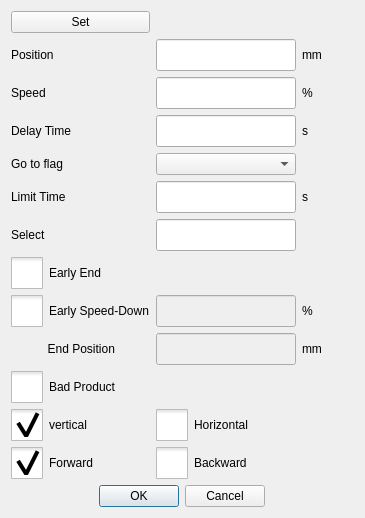
Old version of the form hcinstruction/icinstructmodifydialog.ui in the repository dongdong-2009/3-5AxisRobot.
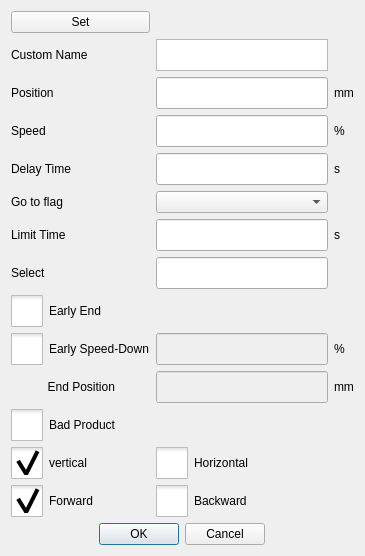
New version of the form. Icons and pictures are not drawn. Custom widgets are drawn as their Qt base class.

Diff of the .ui file:
```diff
--- a/hcinstruction/icinstructmodifydialog.ui
+++ b/hcinstruction/icinstructmodifydialog.ui
@@ -7,7 +7,7 @@
     <x>0</x>
     <y>0</y>
     <width>365</width>
-    <height>517</height>
+    <height>529</height>
    </rect>
   </property>
   <property name="windowTitle">
@@ -18,46 +18,15 @@
     <normaloff>:/resource/parameter.png</normaloff>:/resource/parameter.png</iconset>
   </property>
   <layout class="QGridLayout" name="gridLayout">
-   <item row="3" column="4">
-    <spacer name="horizontalSpacer">
-     <property name="orientation">
-      <enum>Qt::Horizontal</enum>
-     </property>
-     <property name="sizeHint" stdset="0">
-      <size>
-       <width>40</width>
-       <height>20</height>
-      </size>
-     </property>
-    </spacer>
-   </item>
-   <item row="3" column="0">
-    <widget class="QLabel" name="delayLabel">
-     <property name="sizePolicy">
-      <sizepolicy hsizetype="Fixed" vsizetype="Preferred">
-       <horstretch>0</horstretch>
-       <verstretch>0</verstretch>
-      </sizepolicy>
-     </property>
-     <property name="minimumSize">
-      <size>
-       <width>134</width>
-       <height>0</height>
-      </size>
-     </property>
-     <property name="maximumSize">
-      <size>
-       <width>155</width>
-       <height>16777215</height>
-      </size>
-     </property>
+   <item row="2" column="3">
+    <widget class="QLabel" name="mmLabel">
      <property name="text">
-      <string>Delay Time</string>
+      <string>mm</string>
      </property>
     </widget>
    </item>
-   <item row="2" column="1">
-    <widget class="ICLineEditWithVirtualNumericKeypad" name="speedEdit">
+   <item row="7" column="1">
+    <widget class="ICLineEditWithVirtualNumericKeypad" name="selectEdit">
      <property name="sizePolicy">
       <sizepolicy hsizetype="Preferred" vsizetype="Fixed">
        <horstretch>0</horstretch>
@@ -75,14 +44,43 @@
      </property>
     </widget>
    </item>
-   <item row="6" column="0">
-    <widget class="QLabel" name="selectLabel">
+   <item row="11" column="0">
+    <widget class="QCheckBox" name="badProductBox">
+     <property name="styleSheet">
+      <string notr="true">::indicator {
+     width: 32px;
+     height: 32px;
+ }
+
+::indicator:unchecked 
+{
+     image: url(:/resource/check_unchecked.png);
+ }
+::indicator:checked 
+{
+     image: url(:/resource/check_checked.png);
+ }
+
+QRadioButton::indicator:checked:disabled
+{
+ image: url(:/resource/check_checked_disable.png);
+}
+
+QRadioButton::indicator:unchecked:disabled
+{
+ image: url(:/resource/check_unchecked_disable.png);
+}
+
+
+
+</string>
+     </property>
      <property name="text">
-      <string>Select</string>
+      <string>Bad Product</string>
      </property>
     </widget>
    </item>
-   <item row="12" column="1">
+   <item row="13" column="1">
     <widget class="QCheckBox" name="backwardBox">
      <property name="sizePolicy">
       <sizepolicy hsizetype="Fixed" vsizetype="Fixed">
@@ -133,300 +131,31 @@
      </attribute>
     </widget>
    </item>
-   <item row="5" column="0">
-    <widget class="QLabel" name="limitLabel">
+   <item row="10" column="0">
+    <widget class="QLabel" name="label">
      <property name="sizePolicy">
-      <sizepolicy hsizetype="Fixed" vsizetype="Preferred">
+      <sizepolicy hsizetype="Minimum" vsizetype="Fixed">
        <horstretch>0</horstretch>
        <verstretch>0</verstretch>
       </sizepolicy>
      </property>
-     <property name="minimumSize">
-      <size>
-       <width>134</width>
-       <height>0</height>
-      </size>
+     <property name="layoutDirection">
+      <enum>Qt::RightToLeft</enum>
      </property>
-     <property name="maximumSize">
-      <size>
-       <width>155</width>
-       <height>16777215</height>
-      </size>
-     </property>
      <property name="text">
-      <string>Limit Time</string>
-     </property>
-    </widget>
-   </item>
-   <item row="9" column="1">
-    <widget class="ICLineEditWithVirtualNumericKeypad" name="earlyEndTimeEdit">
-     <property name="enabled">
-      <bool>false</bool>
-     </property>
-     <property name="sizePolicy">
-      <sizepolicy hsizetype="Fixed" vsizetype="Fixed">
-       <horstretch>0</horstretch>
-       <verstretch>0</verstretch>
-      </sizepolicy>
-     </property>
-     <property name="minimumSize">
-      <size>
-       <width>140</width>
-       <height>32</height>
-      </size>
-     </property>
-     <property name="maximumSize">
-      <size>
-       <width>177</width>
-       <height>16777215</height>
-      </size>
-     </property>
-     <property name="text">
-      <string notr="true"/>
+      <string>           End Position</string>
      </property>
     </widget>
    </item>
    <item row="3" column="3">
-    <widget class="QLabel" name="delayUnitLabel">
-     <property name="text">
-      <string>s</string>
-     </property>
-    </widget>
-   </item>
-   <item row="2" column="0">
-    <widget class="QLabel" name="speedLabel">
-     <property name="text">
-      <string>Speed</string>
-     </property>
-    </widget>
-   </item>
-   <item row="9" column="3">
-    <widget class="QLabel" name="mmLabel_2">
-     <property name="text">
-      <string>mm</string>
-     </property>
-    </widget>
-   </item>
-   <item row="13" column="0" colspan="2">
-    <widget class="QDialogButtonBox" name="buttonBox">
-     <property name="sizePolicy">
-      <sizepolicy hsizetype="Preferred" vsizetype="Fixed">
-       <horstretch>0</horstretch>
-       <verstretch>0</verstretch>
-      </sizepolicy>
-     </property>
-     <property name="maximumSize">
-      <size>
-       <width>254</width>
-       <height>16777215</height>
-      </size>
-     </property>
-     <property name="orientation">
-      <enum>Qt::Horizontal</enum>
-     </property>
-     <property name="standardButtons">
-      <set>QDialogButtonBox::Cancel|QDialogButtonBox::Ok</set>
-     </property>
-    </widget>
-   </item>
-   <item row="8" column="3">
-    <widget class="QLabel" name="mmLabel_4">
-     <property name="text">
-      <string>%</string>
-     </property>
-    </widget>
-   </item>
-   <item row="12" column="0">
-    <widget class="QCheckBox" name="forwardBox">
-     <property name="sizePolicy">
-      <sizepolicy hsizetype="Fixed" vsizetype="Fixed">
-       <horstretch>0</horstretch>
-       <verstretch>0</verstretch>
-      </sizepolicy>
-     </property>
-     <property name="maximumSize">
-      <size>
-       <width>177</width>
-       <height>16777215</height>
-      </size>
-     </property>
-     <property name="layoutDirection">
-      <enum>Qt::LeftToRight</enum>
-     </property>
-     <property name="styleSheet">
-      <string notr="true">::indicator {
-     width: 32px;
-     height: 32px;
- }
-
-::indicator:unchecked 
-{
-     image: url(:/resource/check_unchecked.png);
- }
-::indicator:checked 
-{
-     image: url(:/resource/check_checked.png);
- }
-
-QRadioButton::indicator:checked:disabled
-{
- image: url(:/resource/check_checked_disable.png);
-}
-
-QRadioButton::indicator:unchecked:disabled
-{
- image: url(:/resource/check_unchecked_disable.png);
-}
-
-
-
-</string>
-     </property>
-     <property name="text">
-      <string>Forward</string>
-     </property>
-     <property name="checkable">
-      <bool>true</bool>
-     </property>
-     <property name="checked">
-      <bool>true</bool>
-     </property>
-     <attribute name="buttonGroup">
-      <string notr="true">buttonGroup_2</string>
-     </attribute>
-    </widget>
-   </item>
-   <item row="1" column="3">
-    <widget class="QLabel" name="mmLabel">
-     <property name="text">
-      <string>mm</string>
-     </property>
-    </widget>
-   </item>
-   <item row="6" column="1">
-    <widget class="ICLineEditWithVirtualNumericKeypad" name="selectEdit">
-     <property name="sizePolicy">
-      <sizepolicy hsizetype="Preferred" vsizetype="Fixed">
-       <horstretch>0</horstretch>
-       <verstretch>0</verstretch>
-      </sizepolicy>
-     </property>
-     <property name="minimumSize">
-      <size>
-       <width>0</width>
-       <height>32</height>
-      </size>
-     </property>
-     <property name="text">
-      <string notr="true"/>
-     </property>
-    </widget>
-   </item>
-   <item row="1" column="1">
-    <widget class="ICLineEditWithVirtualNumericKeypad" name="posEdit">
-     <property name="sizePolicy">
-      <sizepolicy hsizetype="Preferred" vsizetype="Fixed">
-       <horstretch>0</horstretch>
-       <verstretch>0</verstretch>
-      </sizepolicy>
-     </property>
-     <property name="minimumSize">
-      <size>
-       <width>0</width>
-       <height>32</height>
-      </size>
-     </property>
-     <property name="text">
-      <string notr="true"/>
-     </property>
-    </widget>
-   </item>
-   <item row="2" column="3">
     <widget class="QLabel" name="precentLabel">
      <property name="text">
       <string>%</string>
      </property>
     </widget>
    </item>
-   <item row="5" column="1">
-    <widget class="ICLineEditWithVirtualNumericKeypad" name="limitTimeEdit">
-     <property name="sizePolicy">
-      <sizepolicy hsizetype="Preferred" vsizetype="Fixed">
-       <horstretch>0</horstretch>
-       <verstretch>0</verstretch>
-      </sizepolicy>
-     </property>
-     <property name="minimumSize">
-      <size>
-       <width>0</width>
-       <height>32</height>
-      </size>
-     </property>
-     <property name="text">
-      <string notr="true"/>
-     </property>
-    </widget>
-   </item>
-   <item row="1" column="0">
-    <widget class="QLabel" name="positionLabel">
-     <property name="text">
-      <string>Position</string>
-     </property>
-    </widget>
-   </item>
-   <item row="11" column="1">
-    <widget class="QCheckBox" name="horizontalBox">
-     <property name="sizePolicy">
-      <sizepolicy hsizetype="Fixed" vsizetype="Fixed">
-       <horstretch>0</horstretch>
-       <verstretch>0</verstretch>
-      </sizepolicy>
-     </property>
-     <property name="maximumSize">
-      <size>
-       <width>177</width>
-       <height>16777215</height>
-      </size>
-     </property>
-     <property name="styleSheet">
-      <string notr="true">::indicator {
-     width: 32px;
-     height: 32px;
- }
-
-::indicator:unchecked 
-{
-     image: url(:/resource/check_unchecked.png);
- }
-::indicator:checked 
-{
-     image: url(:/resource/check_checked.png);
- }
-
-QRadioButton::indicator:checked:disabled
-{
- image: url(:/resource/check_checked_disable.png);
-}
-
-QRadioButton::indicator:unchecked:disabled
-{
- image: url(:/resource/check_unchecked_disable.png);
-}
-
-
-
-</string>
-     </property>
-     <property name="text">
-      <string>Horizontal</string>
-     </property>
-     <attribute name="buttonGroup">
-      <string notr="true">buttonGroup</string>
-     </attribute>
-    </widget>
-   </item>
    <item row="3" column="1">
-    <widget class="ICLineEditWithVirtualNumericKeypad" name="delayTimeEdit">
+    <widget class="ICLineEditWithVirtualNumericKeypad" name="speedEdit">
      <property name="sizePolicy">
       <sizepolicy hsizetype="Preferred" vsizetype="Fixed">
        <horstretch>0</horstretch>
@@ -444,39 +173,10 @@
      </property>
     </widget>
    </item>
-   <item row="10" column="0">
-    <widget class="QCheckBox" name="badProductBox">
-     <property name="styleSheet">
-      <string notr="true">::indicator {
-     width: 32px;
-     height: 32px;
- }
-
-::indicator:unchecked 
-{
-     image: url(:/resource/check_unchecked.png);
- }
-::indicator:checked 
-{
-     image: url(:/resource/check_checked.png);
- }
-
-QRadioButton::indicator:checked:disabled
-{
- image: url(:/resource/check_checked_disable.png);
-}
-
-QRadioButton::indicator:unchecked:disabled
-{
- image: url(:/resource/check_unchecked_disable.png);
-}
-
-
-
-</string>
-     </property>
+   <item row="9" column="3">
+    <widget class="QLabel" name="mmLabel_4">
      <property name="text">
-      <string>Bad Product</string>
+      <string>%</string>
      </property>
     </widget>
    </item>
@@ -493,7 +193,89 @@
      </property>
     </widget>
    </item>
-   <item row="7" column="0">
+   <item row="2" column="1">
+    <widget class="ICLineEditWithVirtualNumericKeypad" name="posEdit">
+     <property name="sizePolicy">
+      <sizepolicy hsizetype="Preferred" vsizetype="Fixed">
+       <horstretch>0</horstretch>
+       <verstretch>0</verstretch>
+      </sizepolicy>
+     </property>
+     <property name="minimumSize">
+      <size>
+       <width>0</width>
+       <height>32</height>
+      </size>
+     </property>
+     <property name="text">
+      <string notr="true"/>
+     </property>
+    </widget>
+   </item>
+   <item row="9" column="1">
+    <widget class="ICLineEditWithVirtualNumericKeypad" name="earlyDownSpeedTimeEdit">
+     <property name="enabled">
+      <bool>false</bool>
+     </property>
+     <property name="sizePolicy">
+      <sizepolicy hsizetype="Preferred" vsizetype="Fixed">
+       <horstretch>0</horstretch>
+       <verstretch>0</verstretch>
+      </sizepolicy>
+     </property>
+     <property name="minimumSize">
+      <size>
+       <width>0</width>
+       <height>32</height>
+      </size>
+     </property>
+     <property name="text">
+      <string notr="true"/>
+     </property>
+    </widget>
+   </item>
+   <item row="4" column="1">
+    <widget class="ICLineEditWithVirtualNumericKeypad" name="delayTimeEdit">
+     <property name="sizePolicy">
+      <sizepolicy hsizetype="Preferred" vsizetype="Fixed">
+       <horstretch>0</horstretch>
+       <verstretch>0</verstretch>
+      </sizepolicy>
+     </property>
+     <property name="minimumSize">
+      <size>
+       <width>0</width>
+       <height>32</height>
+      </size>
+     </property>
+     <property name="text">
+      <string notr="true"/>
+     </property>
+    </widget>
+   </item>
+   <item row="14" column="0" colspan="2">
+    <widget class="QDialogButtonBox" name="buttonBox">
+     <property name="sizePolicy">
+      <sizepolicy hsizetype="Preferred" vsizetype="Fixed">
+       <horstretch>0</horstretch>
+       <verstretch>0</verstretch>
+      </sizepolicy>
+     </property>
+     <property name="maximumSize">
+      <size>
+       <width>254</width>
+       <height>16777215</height>
+      </size>
+     </property>
+     <property name="orientation">
+      <enum>Qt::Horizontal</enum>
+     </property>
+     <property name="standardButtons">
+      <set>QDialogButtonBox::Cancel|QDialogButtonBox::Ok</set>
+     </property>
+    </widget>
+   </item>
+   <item row="8" column="0">
     <widget class="QCheckBox" name="earlyEndCheckBox">
      <property name="styleSheet">
       <string notr="true">::indicator {
@@ -529,45 +311,7 @@
      </property>
     </widget>
    </item>
-   <item row="8" column="1">
-    <widget class="ICLineEditWithVirtualNumericKeypad" name="earlyDownSpeedTimeEdit">
-     <property name="enabled">
-      <bool>false</bool>
-     </property>
-     <property name="sizePolicy">
-      <sizepolicy hsizetype="Preferred" vsizetype="Fixed">
-       <horstretch>0</horstretch>
-       <verstretch>0</verstretch>
-      </sizepolicy>
-     </property>
-     <property name="minimumSize">
-      <size>
-       <width>0</width>
-       <height>32</height>
-      </size>
-     </property>
-     <property name="text">
-      <string notr="true"/>
-     </property>
-    </widget>
-   </item>
-   <item row="9" column="0">
-    <widget class="QLabel" name="label">
-     <property name="sizePolicy">
-      <sizepolicy hsizetype="Minimum" vsizetype="Fixed">
-       <horstretch>0</horstretch>
-       <verstretch>0</verstretch>
-      </sizepolicy>
-     </property>
-     <property name="layoutDirection">
-      <enum>Qt::RightToLeft</enum>
-     </property>
-     <property name="text">
-      <string>           End Position</string>
-     </property>
-    </widget>
-   </item>
-   <item row="11" column="0">
+   <item row="12" column="0">
     <widget class="QCheckBox" name="verticalBox">
      <property name="sizePolicy">
       <sizepolicy hsizetype="Fixed" vsizetype="Fixed">
@@ -627,7 +371,74 @@
      </attribute>
     </widget>
    </item>
-   <item row="8" column="0">
+   <item row="13" column="0">
+    <widget class="QCheckBox" name="forwardBox">
+     <property name="sizePolicy">
+      <sizepolicy hsizetype="Fixed" vsizetype="Fixed">
+       <horstretch>0</horstretch>
+       <verstretch>0</verstretch>
+      </sizepolicy>
+     </property>
+     <property name="maximumSize">
+      <size>
+       <width>177</width>
+       <height>16777215</height>
+      </size>
+     </property>
+     <property name="layoutDirection">
+      <enum>Qt::LeftToRight</enum>
+     </property>
+     <property name="styleSheet">
+      <string notr="true">::indicator {
+     width: 32px;
+     height: 32px;
+ }
+
+::indicator:unchecked 
+{
+     image: url(:/resource/check_unchecked.png);
+ }
+::indicator:checked 
+{
+     image: url(:/resource/check_checked.png);
+ }
+
+QRadioButton::indicator:checked:disabled
+{
+ image: url(:/resource/check_checked_disable.png);
+}
+
+QRadioButton::indicator:unchecked:disabled
+{
+ image: url(:/resource/check_unchecked_disable.png);
+}
+
+
+
+</string>
+     </property>
+     <property name="text">
+      <string>Forward</string>
+     </property>
+     <property name="checkable">
+      <bool>true</bool>
+     </property>
+     <property name="checked">
+      <bool>true</bool>
+     </property>
+     <attribute name="buttonGroup">
+      <string notr="true">buttonGroup_2</string>
+     </attribute>
+    </widget>
+   </item>
+   <item row="3" column="0">
+    <widget class="QLabel" name="speedLabel">
+     <property name="text">
+      <string>Speed</string>
+     </property>
+    </widget>
+   </item>
+   <item row="9" column="0">
     <widget class="QCheckBox" name="earlySpeedDownCheckBox">
      <property name="sizePolicy">
       <sizepolicy hsizetype="Fixed" vsizetype="Fixed">
@@ -681,17 +492,138 @@
      </property>
     </widget>
    </item>
-   <item row="5" column="3">
-    <widget class="QLabel" name="limitUnitLabel">
+   <item row="10" column="1">
+    <widget class="ICLineEditWithVirtualNumericKeypad" name="earlyEndTimeEdit">
+     <property name="enabled">
+      <bool>false</bool>
+     </property>
+     <property name="sizePolicy">
+      <sizepolicy hsizetype="Fixed" vsizetype="Fixed">
+       <horstretch>0</horstretch>
+       <verstretch>0</verstretch>
+      </sizepolicy>
+     </property>
+     <property name="minimumSize">
+      <size>
+       <width>140</width>
+       <height>32</height>
+      </size>
+     </property>
+     <property name="maximumSize">
+      <size>
+       <width>177</width>
+       <height>16777215</height>
+      </size>
+     </property>
      <property name="text">
-      <string>s</string>
+      <string notr="true"/>
      </property>
     </widget>
    </item>
-   <item row="4" column="1">
-    <widget class="ICComboBox" name="flagBox"/>
+   <item row="10" column="3">
+    <widget class="QLabel" name="mmLabel_2">
+     <property name="text">
+      <string>mm</string>
+     </property>
+    </widget>
+   </item>
+   <item row="7" column="0">
+    <widget class="QLabel" name="selectLabel">
+     <property name="text">
+      <string>Select</string>
+     </property>
+    </widget>
+   </item>
+   <item row="4" column="4">
+    <spacer name="horizontalSpacer">
+     <property name="orientation">
+      <enum>Qt::Horizontal</enum>
+     </property>
+     <property name="sizeHint" stdset="0">
+      <size>
+       <width>40</width>
+       <height>20</height>
+      </size>
+     </property>
+    </spacer>
    </item>
    <item row="4" column="0">
+    <widget class="QLabel" name="delayLabel">
+     <property name="sizePolicy">
+      <sizepolicy hsizetype="Fixed" vsizetype="Preferred">
+       <horstretch>0</horstretch>
+       <verstretch>0</verstretch>
+      </sizepolicy>
+     </property>
+     <property name="minimumSize">
+      <size>
+       <width>134</width>
+       <height>0</height>
+      </size>
+     </property>
+     <property name="maximumSize">
+      <size>
+       <width>155</width>
+       <height>16777215</height>
+      </size>
+     </property>
+     <property name="text">
+      <string>Delay Time</string>
+     </property>
+    </widget>
+   </item>
+   <item row="12" column="1">
+    <widget class="QCheckBox" name="horizontalBox">
+     <property name="sizePolicy">
+      <sizepolicy hsizetype="Fixed" vsizetype="Fixed">
+       <horstretch>0</horstretch>
+       <verstretch>0</verstretch>
+      </sizepolicy>
+     </property>
+     <property name="maximumSize">
+      <size>
+       <width>177</width>
+       <height>16777215</height>
+      </size>
+     </property>
+     <property name="styleSheet">
+      <string notr="true">::indicator {
+     width: 32px;
+     height: 32px;
+ }
+
+::indicator:unchecked 
+{
+     image: url(:/resource/check_unchecked.png);
+ }
+::indicator:checked 
+{
+     image: url(:/resource/check_checked.png);
+ }
+
+QRadioButton::indicator:checked:disabled
+{
+ image: url(:/resource/check_checked_disable.png);
+}
+
+QRadioButton::indicator:unchecked:disabled
+{
+ image: url(:/resource/check_unchecked_disable.png);
+}
+
+
+
+</string>
+     </property>
+     <property name="text">
+      <string>Horizontal</string>
+     </property>
+     <attribute name="buttonGroup">
+      <string notr="true">buttonGroup</string>
+     </attribute>
+    </widget>
+   </item>
+   <item row="5" column="0">
     <widget class="QLabel" name="returnStepLabel">
      <property name="sizePolicy">
       <sizepolicy hsizetype="Fixed" vsizetype="Preferred">
@@ -716,6 +648,103 @@
      </property>
     </widget>
    </item>
+   <item row="6" column="1">
+    <widget class="ICLineEditWithVirtualNumericKeypad" name="limitTimeEdit">
+     <property name="sizePolicy">
+      <sizepolicy hsizetype="Preferred" vsizetype="Fixed">
+       <horstretch>0</horstretch>
+       <verstretch>0</verstretch>
+      </sizepolicy>
+     </property>
+     <property name="minimumSize">
+      <size>
+       <width>0</width>
+       <height>32</height>
+      </size>
+     </property>
+     <property name="text">
+      <string notr="true"/>
+     </property>
+    </widget>
+   </item>
+   <item row="4" column="3">
+    <widget class="QLabel" name="delayUnitLabel">
+     <property name="text">
+      <string>s</string>
+     </property>
+    </widget>
+   </item>
+   <item row="2" column="0">
+    <widget class="QLabel" name="positionLabel">
+     <property name="text">
+      <string>Position</string>
+     </property>
+    </widget>
+   </item>
+   <item row="5" column="1">
+    <widget class="ICComboBox" name="flagBox"/>
+   </item>
+   <item row="6" column="3">
+    <widget class="QLabel" name="limitUnitLabel">
+     <property name="text">
+      <string>s</string>
+     </property>
+    </widget>
+   </item>
+   <item row="6" column="0">
+    <widget class="QLabel" name="limitLabel">
+     <property name="sizePolicy">
+      <sizepolicy hsizetype="Fixed" vsizetype="Preferred">
+       <horstretch>0</horstretch>
+       <verstretch>0</verstretch>
+      </sizepolicy>
+     </property>
+     <property name="minimumSize">
+      <size>
+       <width>134</width>
+       <height>0</height>
+      </size>
+     </property>
+     <property name="maximumSize">
+      <size>
+       <width>155</width>
+       <height>16777215</height>
+      </size>
+     </property>
+     <property name="text">
+      <string>Limit Time</string>
+     </property>
+    </widget>
+   </item>
+   <item row="1" column="0">
+    <widget class="QLabel" name="positionLabel_2">
+     <property name="text">
+      <string>Custom Name</string>
+     </property>
+    </widget>
+   </item>
+   <item row="1" column="1">
+    <widget class="ICPlainTextEdit" name="customName">
+     <property name="sizePolicy">
+      <sizepolicy hsizetype="Expanding" vsizetype="Fixed">
+       <horstretch>0</horstretch>
+       <verstretch>0</verstretch>
+      </sizepolicy>
+     </property>
+     <property name="maximumSize">
+      <size>
+       <width>16777215</width>
+       <height>32</height>
+      </size>
+     </property>
+     <property name="verticalScrollBarPolicy">
+      <enum>Qt::ScrollBarAlwaysOff</enum>
+     </property>
+     <property name="horizontalScrollBarPolicy">
+      <enum>Qt::ScrollBarAlwaysOff</enum>
+     </property>
+    </widget>
+   </item>
   </layout>
  </widget>
  <customwidgets>
@@ -729,6 +758,11 @@
    <extends>QComboBox</extends>
    <header>iccombobox.h</header>
   </customwidget>
+  <customwidget>
+   <class>ICPlainTextEdit</class>
+   <extends>QPlainTextEdit</extends>
+   <header>icplaintextedit.h</header>
+  </customwidget>
  </customwidgets>
  <resources>
   <include location="../resource.qrc"/>
```
Left out of the diff: 2 changed lines with no effect on the pictures.
